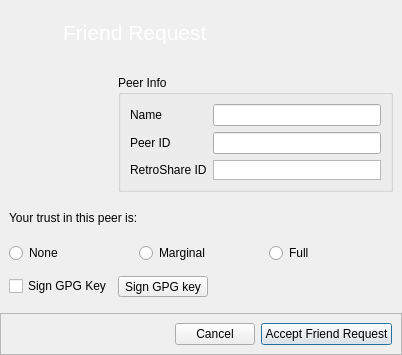
This is retroshare-gui/src/gui/connect/FriendRequest.ui in RetroShare/RetroShare as Qt 5 draws it before an edit. The edited form follows.
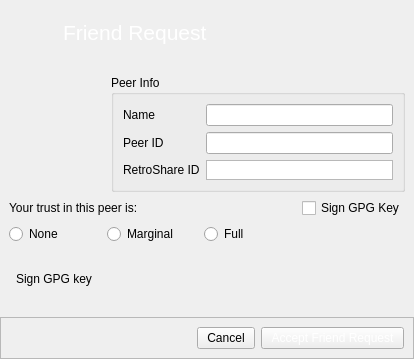
This is the edited form. Icons and pictures are not drawn. Custom widgets are drawn as their Qt base class.

Commit message: Added stylesheet for the Friend Request Buttons

```diff
--- a/retroshare-gui/src/gui/connect/FriendRequest.ui
+++ b/retroshare-gui/src/gui/connect/FriendRequest.ui
@@ -6,8 +6,8 @@
    <rect>
     <x>0</x>
     <y>0</y>
-    <width>402</width>
-    <height>355</height>
+    <width>414</width>
+    <height>359</height>
    </rect>
   </property>
   <property name="windowTitle">
@@ -91,7 +91,94 @@
      </layout>
     </widget>
    </item>
-   <item row="1" column="0">
+   <item row="3" column="0">
+    <widget class="QFrame" name="frame_2">
+     <property name="sizePolicy">
+      <sizepolicy hsizetype="Preferred" vsizetype="Fixed">
+       <horstretch>0</horstretch>
+       <verstretch>0</verstretch>
+      </sizepolicy>
+     </property>
+     <property name="frameShape">
+      <enum>QFrame::StyledPanel</enum>
+     </property>
+     <property name="frameShadow">
+      <enum>QFrame::Raised</enum>
+     </property>
+     <layout class="QGridLayout" name="gridLayout_4">
+      <item row="0" column="0">
+       <spacer name="horizontalSpacer_2">
+        <property name="orientation">
+         <enum>Qt::Horizontal</enum>
+        </property>
+        <property name="sizeHint" stdset="0">
+         <size>
+          <width>175</width>
+          <height>20</height>
+         </size>
+        </property>
+       </spacer>
+      </item>
+      <item row="0" column="1">
+       <widget class="QPushButton" name="cancelButton">
+        <property name="styleSheet">
+         <string notr="true">QToolButton, QPushButton, QComboBox { 
+border-image: url(:/images/btn_26.png) 4;
+border-width: 4;
+padding: 0px 6px;
+font-size: 12px;
+}
+
+QToolButton:hover, QPushButton:hover, QComboBox:hover { 
+border-image: url(:/images/btn_26_hover.png) 4;
+}</string>
+        </property>
+        <property name="text">
+         <string>Cancel</string>
+        </property>
+        <property name="autoDefault">
+         <bool>false</bool>
+        </property>
+       </widget>
+      </item>
+      <item row="0" column="2">
+       <widget class="QPushButton" name="applyButton">
+        <property name="toolTip">
+         <string>&lt;!DOCTYPE HTML PUBLIC &quot;-//W3C//DTD HTML 4.0//EN&quot; &quot;http://www.w3.org/TR/REC-html40/strict.dtd&quot;&gt;
+&lt;html&gt;&lt;head&gt;&lt;meta name=&quot;qrichtext&quot; content=&quot;1&quot; /&gt;&lt;style type=&quot;text/css&quot;&gt;
+p, li { white-space: pre-wrap; }
+&lt;/style&gt;&lt;/head&gt;&lt;body style=&quot; font-family:'MS Shell Dlg 2'; font-size:8.25pt; font-weight:400; font-style:normal;&quot;&gt;
+&lt;p style=&quot; margin-top:0px; margin-bottom:0px; margin-left:0px; margin-right:0px; -qt-block-indent:0; text-indent:0px;&quot;&gt;&lt;span style=&quot; font-size:8pt;&quot;&gt;Accept Request and Close&lt;/span&gt;&lt;/p&gt;&lt;/body&gt;&lt;/html&gt;</string>
+        </property>
+        <property name="styleSheet">
+         <string notr="true">QToolButton, QPushButton, QComboBox { 
+border-image: url(:/images/btn_blue.png) 4;
+border-width: 4;
+padding: 0px 6px;
+font-size: 12px;
+color: white;
+
+}
+
+QToolButton:hover, QPushButton:hover, QComboBox:hover { 
+border-image: url(:/images/btn_blue_hover.png) 4;
+}</string>
+        </property>
+        <property name="text">
+         <string>Accept Friend Request</string>
+        </property>
+        <property name="autoDefault">
+         <bool>false</bool>
+        </property>
+        <property name="default">
+         <bool>false</bool>
+        </property>
+       </widget>
+      </item>
+     </layout>
+    </widget>
+   </item>
+   <item row="2" column="0">
     <widget class="QFrame" name="avatarFrame">
      <property name="frameShape">
       <enum>QFrame::NoFrame</enum>
@@ -99,8 +186,8 @@
      <property name="frameShadow">
       <enum>QFrame::Plain</enum>
      </property>
-     <layout class="QGridLayout" name="gridLayout_2">
-      <item row="0" column="0">
+     <layout class="QGridLayout" name="gridLayout_5">
+      <item row="0" column="0" colspan="2">
        <widget class="AvatarWidget" name="avatar" native="true">
         <property name="minimumSize">
          <size>
@@ -116,7 +203,7 @@
         </property>
        </widget>
       </item>
-      <item row="0" column="1" colspan="2">
+      <item row="0" column="2">
        <widget class="QGroupBox" name="groupBox_2">
         <property name="title">
          <string>Peer Info</string>
@@ -189,24 +276,31 @@
        </widget>
       </item>
       <item row="1" column="0" colspan="3">
-       <widget class="QLabel" name="web_of_trust_label">
-        <property name="sizePolicy">
-         <sizepolicy hsizetype="Preferred" vsizetype="Preferred">
-          <horstretch>0</horstretch>
-          <verstretch>0</verstretch>
-         </sizepolicy>
-        </property>
-        <property name="text">
-         <string>Your trust in this peer is:</string>
-        </property>
-        <property name="wordWrap">
-         <bool>true</bool>
-        </property>
-       </widget>
-      </item>
-      <item row="2" column="0" colspan="3">
-       <layout class="QHBoxLayout" name="horizontalLayout">
-        <item>
+       <layout class="QGridLayout" name="gridLayout_2">
+        <item row="0" column="0" colspan="3">
+         <widget class="QLabel" name="web_of_trust_label">
+          <property name="sizePolicy">
+           <sizepolicy hsizetype="Preferred" vsizetype="Preferred">
+            <horstretch>0</horstretch>
+            <verstretch>0</verstretch>
+           </sizepolicy>
+          </property>
+          <property name="text">
+           <string>Your trust in this peer is:</string>
+          </property>
+          <property name="wordWrap">
+           <bool>true</bool>
+          </property>
+         </widget>
+        </item>
+        <item row="0" column="3">
+         <widget class="QCheckBox" name="signGPGKeyCheckBox">
+          <property name="text">
+           <string>Sign GPG Key</string>
+          </property>
+         </widget>
+        </item>
+        <item row="1" column="0">
          <widget class="QRadioButton" name="radioButton_trust_never">
           <property name="maximumSize">
            <size>
@@ -229,7 +323,7 @@
           </property>
          </widget>
         </item>
-        <item>
+        <item row="1" column="1">
          <widget class="QRadioButton" name="radioButton_trust_marginnaly">
           <property name="maximumSize">
            <size>
@@ -252,7 +346,7 @@
           </property>
          </widget>
         </item>
-        <item>
+        <item row="1" column="2" colspan="2">
          <widget class="QRadioButton" name="radioButton_trust_fully">
           <property name="maximumSize">
            <size>
@@ -277,14 +371,7 @@
         </item>
        </layout>
       </item>
-      <item row="3" column="0">
-       <widget class="QCheckBox" name="signGPGKeyCheckBox">
-        <property name="text">
-         <string>Sign GPG Key</string>
-        </property>
-       </widget>
-      </item>
-      <item row="3" column="1">
+      <item row="2" column="0" rowspan="2">
        <widget class="QToolButton" name="signKeyButton">
         <property name="toolTip">
          <string>&lt;!DOCTYPE HTML PUBLIC &quot;-//W3C//DTD HTML 4.0//EN&quot; &quot;http://www.w3.org/TR/REC-html40/strict.dtd&quot;&gt;
@@ -314,75 +401,7 @@
         <property name="toolButtonStyle">
          <enum>Qt::ToolButtonIconOnly</enum>
         </property>
-       </widget>
-      </item>
-      <item row="3" column="2">
-       <spacer name="horizontalSpacer">
-        <property name="orientation">
-         <enum>Qt::Horizontal</enum>
-        </property>
-        <property name="sizeHint" stdset="0">
-         <size>
-          <width>154</width>
-          <height>35</height>
-         </size>
-        </property>
-       </spacer>
-      </item>
-     </layout>
-    </widget>
-   </item>
-   <item row="2" column="0">
-    <widget class="QFrame" name="frame_2">
-     <property name="sizePolicy">
-      <sizepolicy hsizetype="Preferred" vsizetype="Fixed">
-       <horstretch>0</horstretch>
-       <verstretch>0</verstretch>
-      </sizepolicy>
-     </property>
-     <property name="frameShape">
-      <enum>QFrame::StyledPanel</enum>
-     </property>
-     <property name="frameShadow">
-      <enum>QFrame::Raised</enum>
-     </property>
-     <layout class="QGridLayout" name="gridLayout_4">
-      <item row="0" column="0">
-       <spacer name="horizontalSpacer_2">
-        <property name="orientation">
-         <enum>Qt::Horizontal</enum>
-        </property>
-        <property name="sizeHint" stdset="0">
-         <size>
-          <width>175</width>
-          <height>20</height>
-         </size>
-        </property>
-       </spacer>
-      </item>
-      <item row="0" column="1">
-       <widget class="QPushButton" name="cancelButton">
-        <property name="text">
-         <string>Cancel</string>
-        </property>
-       </widget>
-      </item>
-      <item row="0" column="2">
-       <widget class="QPushButton" name="applyButton">
-        <property name="toolTip">
-         <string>&lt;!DOCTYPE HTML PUBLIC &quot;-//W3C//DTD HTML 4.0//EN&quot; &quot;http://www.w3.org/TR/REC-html40/strict.dtd&quot;&gt;
-&lt;html&gt;&lt;head&gt;&lt;meta name=&quot;qrichtext&quot; content=&quot;1&quot; /&gt;&lt;style type=&quot;text/css&quot;&gt;
-p, li { white-space: pre-wrap; }
-&lt;/style&gt;&lt;/head&gt;&lt;body style=&quot; font-family:'MS Shell Dlg 2'; font-size:8.25pt; font-weight:400; font-style:normal;&quot;&gt;
-&lt;p style=&quot; margin-top:0px; margin-bottom:0px; margin-left:0px; margin-right:0px; -qt-block-indent:0; text-indent:0px;&quot;&gt;&lt;span style=&quot; font-size:8pt;&quot;&gt;Accept Request and Close&lt;/span&gt;&lt;/p&gt;&lt;/body&gt;&lt;/html&gt;</string>
-        </property>
-        <property name="text">
-         <string>Accept Friend Request</string>
-        </property>
-        <property name="autoDefault">
-         <bool>false</bool>
-        </property>
-        <property name="default">
+        <property name="autoRaise">
          <bool>true</bool>
         </property>
        </widget>
```
Left out of the diff: 5 changed lines with no effect on the pictures. The commit also changes 3 other files.
